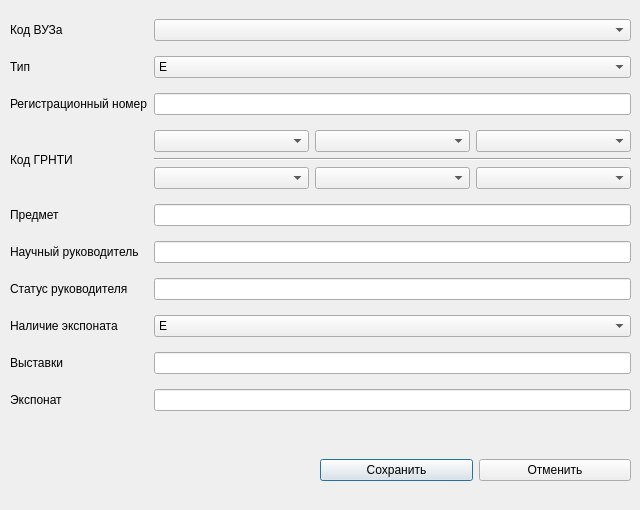
Old version of the form source/EditWindow.ui in the repository KozlovIA/Qt-DataBase.
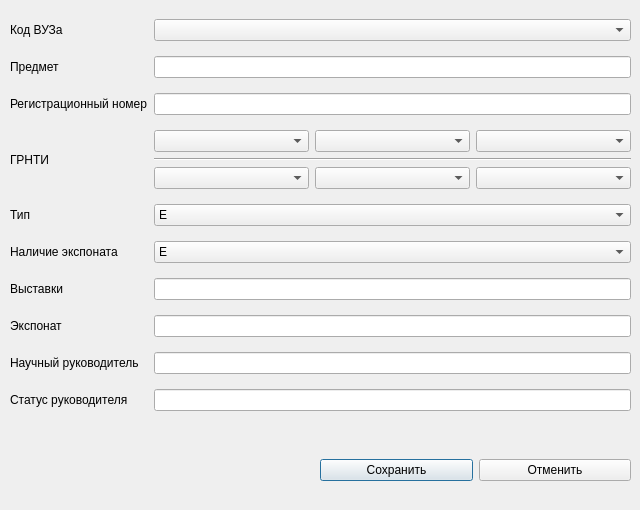
New version of the form. Icons and pictures are not drawn.

Commit message: Added output info in EditWindow

The edit to the form file:
```diff
--- a/source/EditWindow.ui
+++ b/source/EditWindow.ui
@@ -77,29 +77,15 @@
     <property name="bottomMargin">
      <number>10</number>
     </property>
-    <item row="6" column="1">
-     <widget class="QLineEdit" name="Subject_le"/>
+    <item row="5" column="0">
+     <widget class="QLabel" name="GRNTI_lb">
+      <property name="text">
+       <string>ГРНТИ</string>
+      </property>
+     </widget>
     </item>
-    <item row="4" column="1">
+    <item row="5" column="2">
      <layout class="QGridLayout" name="GRNTI_layout">
-      <item row="0" column="1">
-       <widget class="QComboBox" name="GRNTI1_2_cb"/>
-      </item>
-      <item row="0" column="2">
-       <widget class="QComboBox" name="GRNTI1_3_cb"/>
-      </item>
-      <item row="2" column="0">
-       <widget class="QComboBox" name="GRNTI2_1_cb"/>
-      </item>
-      <item row="2" column="2">
-       <widget class="QComboBox" name="GRNTI2_3_cb"/>
-      </item>
-      <item row="0" column="0">
-       <widget class="QComboBox" name="GRNTI1_1_cb"/>
-      </item>
-      <item row="2" column="1">
-       <widget class="QComboBox" name="GRNTI2_2_cb"/>
-      </item>
       <item row="1" column="0" colspan="3">
        <widget class="Line" name="line">
         <property name="orientation">
@@ -107,90 +93,48 @@
         </property>
        </widget>
       </item>
+      <item row="2" column="2">
+       <widget class="QComboBox" name="GRNTI2_3_cb"/>
+      </item>
+      <item row="2" column="0">
+       <widget class="QComboBox" name="GRNTI2_1_cb"/>
+      </item>
+      <item row="2" column="1">
+       <widget class="QComboBox" name="GRNTI2_2_cb"/>
+      </item>
+      <item row="0" column="2">
+       <widget class="QComboBox" name="GRNTI1_3_cb"/>
+      </item>
+      <item row="0" column="1">
+       <widget class="QComboBox" name="GRNTI1_2_cb"/>
+      </item>
+      <item row="0" column="0">
+       <widget class="QComboBox" name="GRNTI1_1_cb"/>
+      </item>
      </layout>
     </item>
-    <item row="12" column="0">
-     <widget class="QLabel" name="Exhibit_lb">
-      <property name="text">
-       <string>Экспонат</string>
-      </property>
-     </widget>
-    </item>
-    <item row="0" column="0">
-     <widget class="QLabel" name="codeVUZ_lb">
-      <property name="text">
-       <string>Код ВУЗа</string>
-      </property>
-     </widget>
-    </item>
-    <item row="3" column="1">
-     <widget class="QLineEdit" name="regNum_le"/>
-    </item>
-    <item row="8" column="0">
-     <widget class="QLabel" name="BossName_lb">
-      <property name="text">
-       <string>Научный руководитель</string>
-      </property>
-     </widget>
-    </item>
-    <item row="11" column="1">
-     <widget class="QLineEdit" name="Exhibitions_le"/>
-    </item>
-    <item row="6" column="0">
+    <item row="3" column="0">
      <widget class="QLabel" name="Subject_lb">
       <property name="text">
        <string>Предмет</string>
       </property>
      </widget>
     </item>
-    <item row="9" column="1">
-     <widget class="QLineEdit" name="BossName_le_2"/>
-    </item>
-    <item row="12" column="1">
-     <widget class="QLineEdit" name="Exhibit_le"/>
-    </item>
-    <item row="8" column="1">
-     <widget class="QLineEdit" name="BossName_le"/>
-    </item>
-    <item row="1" column="0">
-     <widget class="QLabel" name="type_lb">
-      <property name="text">
-       <string>Тип</string>
-      </property>
-     </widget>
-    </item>
-    <item row="3" column="0">
-     <widget class="QLabel" name="regNum_lb">
-      <property name="text">
-       <string>Регистрационный номер</string>
-      </property>
-     </widget>
-    </item>
-    <item row="9" column="0">
-     <widget class="QLabel" name="C">
+    <item row="12" column="0">
+     <widget class="QLabel" name="BossStatus_lb">
       <property name="text">
        <string>Статус руководителя</string>
       </property>
      </widget>
     </item>
-    <item row="10" column="0">
-     <widget class="QLabel" name="TypeExhibit_lb">
-      <property name="text">
-       <string>Наличие экспоната</string>
-      </property>
-     </widget>
-    </item>
-    <item row="11" column="0">
+    <item row="9" column="0">
      <widget class="QLabel" name="Exhibitions_lb">
       <property name="text">
        <string>Выставки</string>
       </property>
      </widget>
     </item>
-    <item row="0" column="1">
-     <widget class="QComboBox" name="university_code_cb"/>
-    </item>
-    <item row="1" column="1">
+    <item row="6" column="2">
      <widget class="QComboBox" name="type_cb">
       <item>
        <property name="text">
@@ -204,14 +148,14 @@
       </item>
      </widget>
     </item>
-    <item row="4" column="0">
-     <widget class="QLabel" name="GRNTI_lb">
+    <item row="7" column="0">
+     <widget class="QLabel" name="TypeExhibit_lb">
       <property name="text">
-       <string>Код ГРНТИ</string>
+       <string>Наличие экспоната</string>
       </property>
      </widget>
     </item>
-    <item row="10" column="1">
+    <item row="7" column="2">
      <widget class="QComboBox" name="TypeExhibit_cb">
       <item>
        <property name="text">
@@ -230,6 +174,62 @@
       </item>
      </widget>
     </item>
+    <item row="11" column="2">
+     <widget class="QLineEdit" name="BossName_le"/>
+    </item>
+    <item row="0" column="2">
+     <widget class="QComboBox" name="university_code_cb"/>
+    </item>
+    <item row="0" column="0">
+     <widget class="QLabel" name="codeVUZ_lb">
+      <property name="text">
+       <string>Код ВУЗа</string>
+      </property>
+     </widget>
+    </item>
+    <item row="6" column="0">
+     <widget class="QLabel" name="type_lb">
+      <property name="text">
+       <string>Тип</string>
+      </property>
+     </widget>
+    </item>
+    <item row="9" column="2">
+     <widget class="QLineEdit" name="Exhibitions_le"/>
+    </item>
+    <item row="3" column="2">
+     <widget class="QLineEdit" name="Subject_le"/>
+    </item>
+    <item row="4" column="2">
+     <widget class="QLineEdit" name="regNum_le"/>
+    </item>
+    <item row="12" column="2">
+     <widget class="QLineEdit" name="BossStatus_le"/>
+    </item>
+    <item row="11" column="0">
+     <widget class="QLabel" name="BossName_lb">
+      <property name="text">
+       <string>Научный руководитель</string>
+      </property>
+     </widget>
+    </item>
+    <item row="4" column="0">
+     <widget class="QLabel" name="regNum_lb">
+      <property name="text">
+       <string>Регистрационный номер</string>
+      </property>
+     </widget>
+    </item>
+    <item row="10" column="0">
+     <widget class="QLabel" name="Exhibit_lb">
+      <property name="text">
+       <string>Экспонат</string>
+      </property>
+     </widget>
+    </item>
+    <item row="10" column="2">
+     <widget class="QLineEdit" name="Exhibit_le"/>
+    </item>
    </layout>
   </widget>
  </widget>
```
The commit also changes 5 other files.
